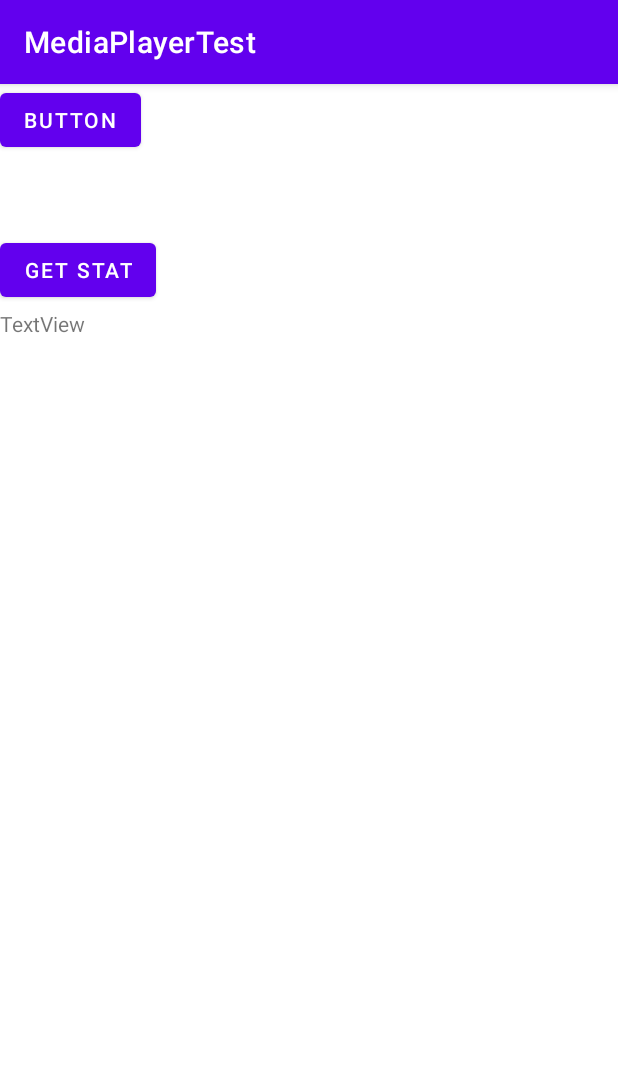
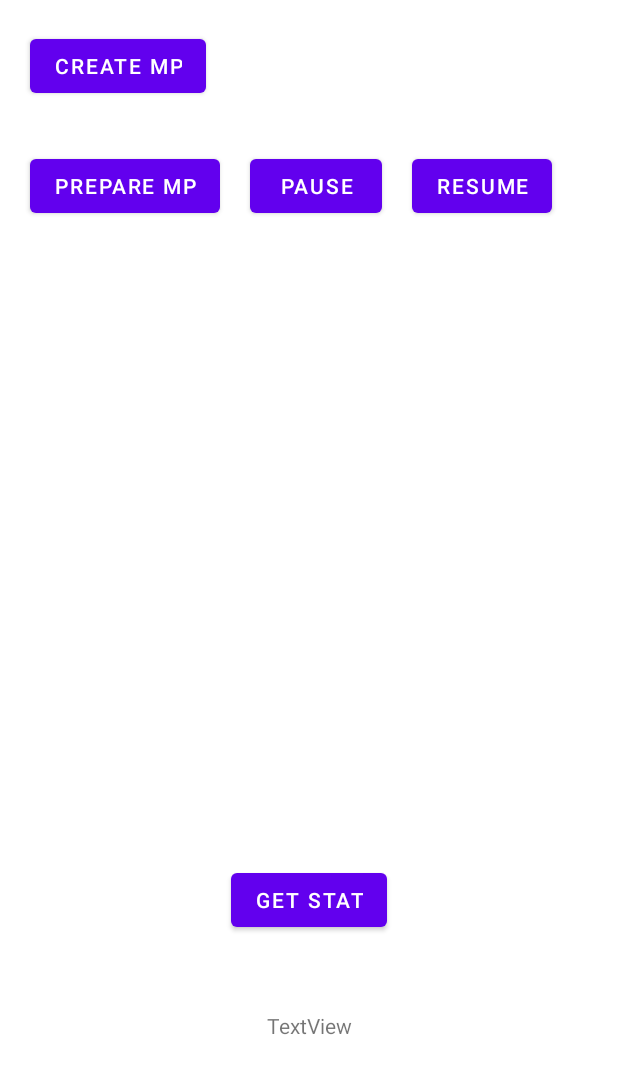
Before and after one commit to GMKEnd/MediaPlayerTest, an Android app: the screen it shows after launch (MainActivity), on a phone screen of 412 x 824 dp. Shown: the top 1074 px of the screen. Run offline under Robolectric (Android 15) with nearby library versions, the phone set to English and light mode, and no system bars.

Commit message:
新增：通过prepare初始化，添加暂停/继续，布局修改

```diff
--- a/app/src/main/java/com/example/mediaplayertest/MainActivity.kt
+++ b/app/src/main/java/com/example/mediaplayertest/MainActivity.kt
@@ -18,35 +18,33 @@ import java.io.File
 
 class MainActivity : AppCompatActivity() {
 
-    private var mService = MusicService()
-
-    private val mServiceConntection = object : ServiceConnection {
-        override fun onServiceConnected(compName: ComponentName?, binder: IBinder?) {
-            mService = (binder as MyBinder).service
-        }
-
-        override fun onServiceDisconnected(p0: ComponentName?) {
-            mService = MusicService()
-        }
-    }
-
-    fun bindServiceConnection() {
-        val intent = Intent(this, MusicService::class.java)
-        startService(intent)
-        bindService(intent, mServiceConntection, BIND_AUTO_CREATE)
-    }
+    private var mPlayer = MediaPlayer()
 
     override fun onCreate(savedInstanceState: Bundle?) {
         super.onCreate(savedInstanceState)
         setContentView(R.layout.activity_main)
 
-        val btn: Button = findViewById(R.id.button)
-        btn.setOnClickListener {
+        val createBtn: Button = findViewById(R.id.create_btn)
+        createBtn.setOnClickListener {
             doCreate()
         }
 
+        val prepareBtn: Button = findViewById(R.id.prepare_btn)
+        prepareBtn.setOnClickListener {
+            doPrepare()
+        }
+
+        val pauseBtn: Button = findViewById(R.id.pause_btn)
+        pauseBtn.setOnClickListener {
+            doPause()
+        }
+
+        val resumeBtn: Button = findViewById(R.id.resume_btn)
+        resumeBtn.setOnClickListener {
+            doResume()
+        }
+
         val text: TextView = findViewById(R.id.play_status)
-
         val getStatusBtn: Button = findViewById(R.id.status)
         getStatusBtn.setOnClickListener {
             text.text = MediaPlayerUtil.getStatus()
@@ -54,16 +52,37 @@ class MainActivity : AppCompatActivity() {
     }
 
     private fun doCreate() {
+        mPlayer = MediaPlayer()
         mPlayer = MediaPlayer.create(this, R.raw.testcut)
         mPlayer.start()
     }
 
-    private var mPlayer = MediaPlayer()
+    private fun doPrepare() {
+        mPlayer = MediaPlayer()
+        val uri = Uri.parse("android.resource://com.example.mediaplayertest/" + R.raw.testcut)
+        try {
+            mPlayer.setDataSource(this, uri)
+            mPlayer.prepareAsync()
+        } catch (e: Exception) {
+            e.printStackTrace()
+        }
+        mPlayer.setOnPreparedListener{
+            mPlayer.start()
+        }
+    }
 
-    private val listener= MediaPlayer.OnPreparedListener { mPlayer.start() }
+    private fun doPause() {
+        mPlayer.pause()
+    }
+
+    private fun doResume() {
+        mPlayer.start()
+    }
+
+    private val listener = MediaPlayer.OnPreparedListener { mPlayer.start() }
 
     private fun doMediainit() {
-        val uri = Uri.parse("android.resource://com.android.sim/"+R.raw.testcut)
+        val uri = Uri.parse("android.resource://com.android.sim/" + R.raw.testcut)
         mPlayer.setAudioStreamType(AudioManager.STREAM_MUSIC)
         try {
             mPlayer.setDataSource(this, uri)
@@ -95,7 +114,7 @@ class MainActivity : AppCompatActivity() {
         })
         val url = Uri.parse("//music.163.com/outchain/player?type=2&id=2006471884&auto=1&height=66")
         val file = File(Environment.getExternalStorageDirectory(), "iwish.mp3")
-        val uri = Uri.parse("android.resource://com.android.sim/"+R.raw.testcut)
+        val uri = Uri.parse("android.resource://com.android.sim/" + R.raw.testcut)
         try {
             MediaPlayerUtil.prepare(uri, this)
         } catch (e: Exception) {
@@ -112,4 +131,22 @@ class MainActivity : AppCompatActivity() {
 
         }
     }
+
+    private var mService = MusicService()
+
+    private val mServiceConntection = object : ServiceConnection {
+        override fun onServiceConnected(compName: ComponentName?, binder: IBinder?) {
+            mService = (binder as MyBinder).service
+        }
+
+        override fun onServiceDisconnected(p0: ComponentName?) {
+            mService = MusicService()
+        }
+    }
+
+    fun bindServiceConnection() {
+        val intent = Intent(this, MusicService::class.java)
+        startService(intent)
+        bindService(intent, mServiceConntection, BIND_AUTO_CREATE)
+    }
 }
--- a/app/src/main/res/layout/activity_main.xml
+++ b/app/src/main/res/layout/activity_main.xml
@@ -1,28 +1,68 @@
 <?xml version="1.0" encoding="utf-8"?>
-<FrameLayout xmlns:android="http://schemas.android.com/apk/res/android"
+<androidx.constraintlayout.widget.ConstraintLayout xmlns:android="http://schemas.android.com/apk/res/android"
+    xmlns:app="http://schemas.android.com/apk/res-auto"
     xmlns:tools="http://schemas.android.com/tools"
     android:layout_width="match_parent"
     android:layout_height="match_parent"
     tools:context=".MainActivity">
 
-    <TextView
-        android:id="@+id/play_status"
+    <Button
+        android:id="@+id/create_btn"
         android:layout_width="wrap_content"
         android:layout_height="wrap_content"
-        android:text="@string/textview"
-        android:layout_marginTop="150dp"
-        />
+        android:layout_marginStart="20dp"
+        android:layout_marginTop="20dp"
+        android:text="@string/create_mp"
+        app:layout_constraintStart_toStartOf="parent"
+        app:layout_constraintTop_toTopOf="parent" />
 
     <Button
-        android:id="@+id/button"
+        android:id="@+id/prepare_btn"
         android:layout_width="wrap_content"
         android:layout_height="wrap_content"
-        android:text="Button" />
+        android:layout_marginStart="20dp"
+        android:layout_marginTop="100dp"
+        android:text="@string/prepare_mp"
+        app:layout_constraintStart_toStartOf="parent"
+        app:layout_constraintTop_toTopOf="parent" />
+
+    <Button
+        android:id="@+id/pause_btn"
+        android:layout_width="wrap_content"
+        android:layout_height="wrap_content"
+        android:layout_marginStart="20dp"
+        android:layout_marginTop="100dp"
+        android:text="@string/pause"
+        app:layout_constraintStart_toEndOf="@+id/prepare_btn"
+        app:layout_constraintTop_toTopOf="parent" />
+
+    <Button
+        android:id="@+id/resume_btn"
+        android:layout_width="wrap_content"
+        android:layout_height="wrap_content"
+        android:layout_marginStart="20dp"
+        android:layout_marginTop="100dp"
+        android:text="@string/resume"
+        app:layout_constraintStart_toEndOf="@+id/pause_btn"
+        app:layout_constraintTop_toTopOf="parent" />
 
     <Button
         android:id="@+id/status"
         android:layout_width="wrap_content"
         android:layout_height="wrap_content"
-        android:layout_marginTop="100dp"
-        android:text="get Stat" />
-</FrameLayout>
+        android:layout_marginBottom="200dp"
+        android:text="@string/get_stat"
+        app:layout_constraintBottom_toBottomOf="parent"
+        app:layout_constraintEnd_toEndOf="parent"
+        app:layout_constraintStart_toStartOf="parent" />
+
+    <TextView
+        android:id="@+id/play_status"
+        android:layout_width="wrap_content"
+        android:layout_height="wrap_content"
+        android:layout_marginTop="50dp"
+        android:text="@string/textview"
+        app:layout_constraintEnd_toEndOf="parent"
+        app:layout_constraintStart_toStartOf="parent"
+        app:layout_constraintTop_toBottomOf="@+id/status" />
+</androidx.constraintlayout.widget.ConstraintLayout>
--- a/app/src/main/res/values-night/themes.xml
+++ b/app/src/main/res/values-night/themes.xml
@@ -1,6 +1,6 @@
 <resources xmlns:tools="http://schemas.android.com/tools">
     <!-- Base application theme. -->
-    <style name="Theme.MediaPlayerTest" parent="Theme.MaterialComponents.DayNight.DarkActionBar">
+    <style name="Theme.MediaPlayerTest" parent="Theme.MaterialComponents.DayNight.NoActionBar">
         <!-- Primary brand color. -->
         <item name="colorPrimary">@color/purple_200</item>
         <item name="colorPrimaryVariant">@color/purple_700</item>
--- a/app/src/main/res/values/strings.xml
+++ b/app/src/main/res/values/strings.xml
@@ -1,4 +1,9 @@
 <resources>
     <string name="app_name">MediaPlayerTest</string>
     <string name="textview">TextView</string>
+    <string name="create_mp">create MP</string>
+    <string name="get_stat">get Stat</string>
+    <string name="prepare_mp">prepare MP</string>
+    <string name="pause">pause</string>
+    <string name="resume">Resume</string>
 </resources>
--- a/app/src/main/res/values/themes.xml
+++ b/app/src/main/res/values/themes.xml
@@ -1,6 +1,6 @@
 <resources xmlns:tools="http://schemas.android.com/tools">
     <!-- Base application theme. -->
-    <style name="Theme.MediaPlayerTest" parent="Theme.MaterialComponents.DayNight.DarkActionBar">
+    <style name="Theme.MediaPlayerTest" parent="Theme.MaterialComponents.DayNight.NoActionBar">
         <!-- Primary brand color. -->
         <item name="colorPrimary">@color/purple_500</item>
         <item name="colorPrimaryVariant">@color/purple_700</item>
```
